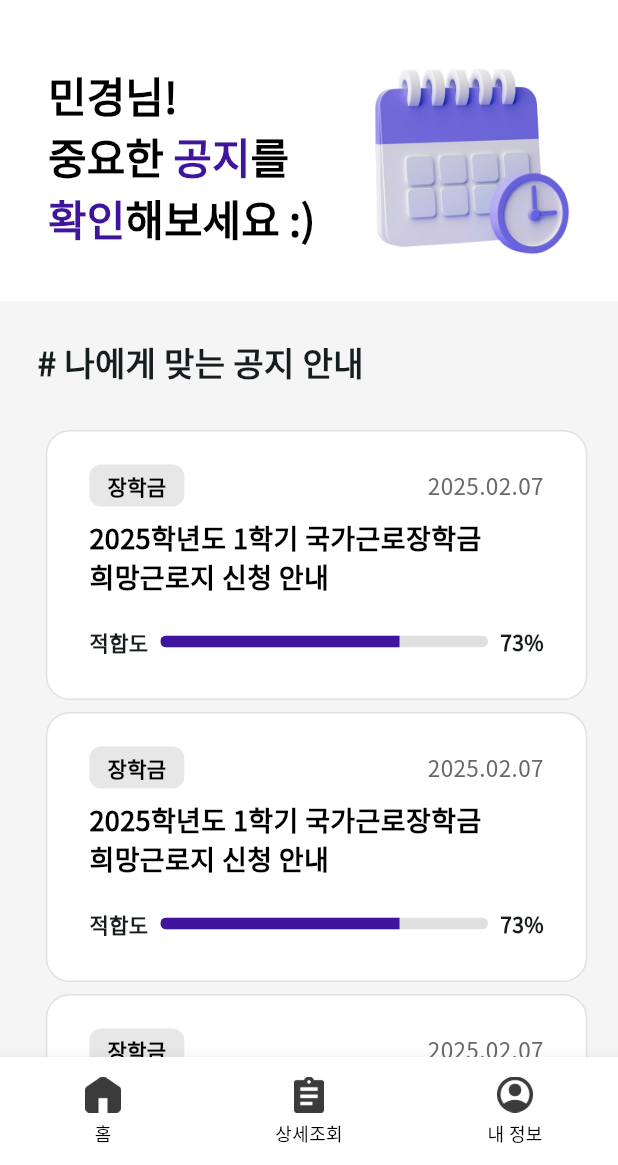
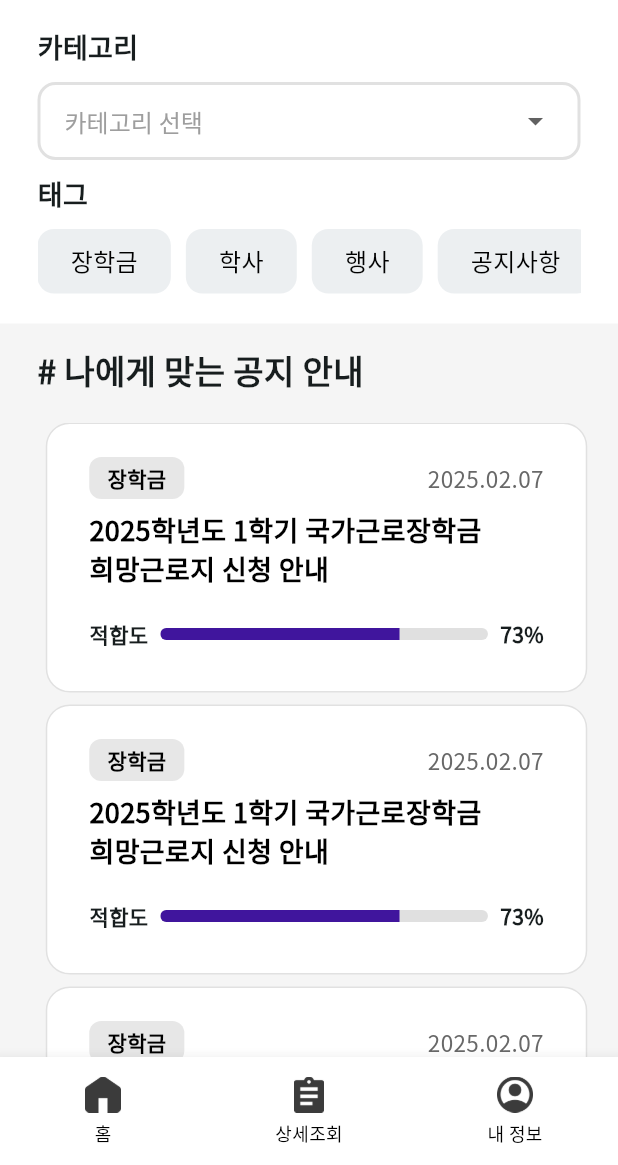
Before and after one commit to GDGxUMC-Hackathon-Team1/frontend, a Flutter app: the screen it shows after launch, item 2 of the bottom bar chosen, on a phone screen of 412 x 824 dp, the part 71-1236 px from its top. Run offline on Flutter 3.47's test engine with Material 3 defaults, Android fonts, the phone set to English and light mode, and no system bars; our stand-ins replace carousel_slider.

Commit message:
feat: 상세 조회 페이지 구현 (#9)
* add: 카테고리 추가

* add: 태그 추가

* add: 상세조회 페이지 정리

* add: start 페이지 하는 중

```diff
--- a/lib/core/app_colors.dart
+++ b/lib/core/app_colors.dart
@@ -18,6 +18,7 @@ class AppColors {
   static const Color textWhite = Color(0xFFFFFFFF);
 
   // 태그 색
+  static const Color tagBackgroundLightGray = Color(0xFFECEFF1);
   static const Color tagBackgroundGray = Color(0xFFE7E7E7);
   static const Color tagBackgroundPurple = Color(0xFF8050F2);
 
@@ -25,4 +26,7 @@ class AppColors {
   static const Color navIconFocused = Color(0xFF3B3B3B);
   static const Color navIconUnfocused = Color(0xFF717171);
 
+  // 테두리 색
+  static const Color borderGray = Color(0xFFE1E1E1);
+
 }
--- a/lib/main.dart
+++ b/lib/main.dart
@@ -68,6 +68,7 @@
       backgroundColor: Color(0xffF5F5F5),
       floatingActionButtonLocation: FloatingActionButtonLocation.endFloat,
       appBar: AppBar(
+        scrolledUnderElevation: 0,
         backgroundColor: Colors.white,
         title: Text('  '+ widget.title, style: TextStyle(fontWeight: FontWeight.bold, fontSize: 30),),
       ),
--- a/lib/screens/notice_details.dart
+++ b/lib/screens/notice_details.dart
@@ -1,10 +1,12 @@
 import 'package:carousel_slider/carousel_slider.dart';
 import 'package:flutter/material.dart';
+import 'package:frontend/widgets/dropdown.dart';
 import 'package:frontend/widgets/notice_card.dart';
 
 import '../widgets/category_card.dart';
 import '../widgets/homepage_top_banner.dart';
 import '../widgets/relevant_notice_card.dart';
+import '../widgets/tag_button.dart';
 
 class NoticeDetailsPage extends StatefulWidget {
   const NoticeDetailsPage({super.key});
@@ -14,6 +16,32 @@ class NoticeDetailsPage extends StatefulWidget {
 }
 
 class _NoticeDetailsPageState extends State<NoticeDetailsPage> {
+
+  // 선택된 값을 추적할 변수
+  String? _selectedCategory;
+
+  // 드롭다운 항목들
+  final List<String> _categories = [
+    '장학금',
+    '학사',
+    '알림',
+    '행사',
+    '공지사항',
+  ];
+
+  List<String> selectedTags = []; // 선택된 태그 리스트
+
+  // 태그가 선택되었을 때 호출되는 콜백 함수
+  void _onTagTapped(String tag) {
+    setState(() {
+      if (selectedTags.contains(tag)) {
+        selectedTags.remove(tag); // 이미 선택된 태그는 제거
+      } else {
+        selectedTags.add(tag); // 선택되지 않은 태그는 추가
+      }
+    });
+  }
+
   @override
   Widget build(BuildContext context) {
     return Padding(
@@ -21,18 +49,63 @@ class _NoticeDetailsPageState extends State<NoticeDetailsPage> {
       child: Column(
         crossAxisAlignment: CrossAxisAlignment.start,
         children: [
-          // 1. 선택
+
           Container(
-            child: Center(
-              child: HomepageTopBanner(
-                username: "민경",
+            color: Colors.white,
+            child: Padding(
+              padding: const EdgeInsets.symmetric(horizontal: 25.0, vertical: 10),
+              child: Column(
+                crossAxisAlignment: CrossAxisAlignment.start,
+                children: [
+                  // 1. 카테고리 선택
+                  Text("카테고리", style: TextStyle(fontWeight: FontWeight.bold, fontSize: 18),),
+                  SizedBox(height: 10,),
+                  DropdownComponent(
+                    items: _categories,
+                    selectedValue: _selectedCategory,
+                    onChanged: (String? newValue) {
+                      setState(() {
+                        _selectedCategory = newValue;
+                      });
+                    },
+                    hintText: '카테고리 선택', // 드롭다운 선택 안된 상태에서 보이는 텍스트
+                  ),
+                  SizedBox(height: 10,),
+
+                  // 2. 여러 태그 버튼들
+                  Text("태그", style: TextStyle(fontWeight: FontWeight.bold, fontSize: 18),),
+                  SizedBox(height: 10,),
+                  SingleChildScrollView(
+                    scrollDirection: Axis.horizontal, // 가로로 스크롤 가능
+                    child: Row(
+                      children: [
+                        TagButton(
+                          tag: '장학금',
+                          onTap: _onTagTapped,
+                        ),
+                        TagButton(
+                          tag: '학사',
+                          onTap: _onTagTapped,
+                        ),
+                        TagButton(
+                          tag: '행사',
+                          onTap: _onTagTapped,
+                        ),
+                        TagButton(
+                          tag: '공지사항',
+                          onTap: _onTagTapped,
+                        ),
+                      ],
+                    ),
+                  ),
+                ],
               ),
             ),
           ),
 
           // 3. 관심있는 카테고리
           Padding(
-            padding: const EdgeInsets.all(25.0),
+            padding: const EdgeInsets.symmetric(horizontal: 25.0, vertical: 15),
             child: Row(
               mainAxisAlignment: MainAxisAlignment.spaceBetween,
               children: [
--- /dev/null
+++ b/lib/screens/start.dart
@@ -0,0 +1,62 @@
+import 'package:carousel_slider/carousel_slider.dart';
+import 'package:flutter/material.dart';
+import 'package:frontend/widgets/dropdown.dart';
+import 'package:frontend/widgets/notice_card.dart';
+
+import '../widgets/category_card.dart';
+import '../widgets/homepage_top_banner.dart';
+import '../widgets/relevant_notice_card.dart';
+import '../widgets/tag_button.dart';
+
+class StartPage extends StatefulWidget {
+  const StartPage({super.key});
+
+  @override
+  State<StartPage> createState() => _StartPageState();
+}
+
+class _StartPageState extends State<StartPage> {
+
+  @override
+  Widget build(BuildContext context) {
+    return Padding(
+      padding: const EdgeInsets.symmetric(horizontal: 0.0),
+      child: Column(
+        crossAxisAlignment: CrossAxisAlignment.start,
+        children: [
+          Container(
+            color: Colors.white,
+            child: Padding(
+              padding: const EdgeInsets.symmetric(horizontal: 25.0, vertical: 10),
+              child: Column(
+                crossAxisAlignment: CrossAxisAlignment.start,
+                children: [
+                  // 1. 카테고리 선택
+
+                ],
+              ),
+            ),
+          ),
+
+          // 3. 관심있는 카테고리
+          Padding(
+            padding: const EdgeInsets.symmetric(horizontal: 25.0, vertical: 15),
+            child: Row(
+              mainAxisAlignment: MainAxisAlignment.spaceBetween,
+              children: [
+                Column(
+                  crossAxisAlignment: CrossAxisAlignment.start,
+                  children: [
+                    Text('# 나에게 맞는 공지 안내', style: TextStyle(fontSize: 22, fontWeight: FontWeight.w700),),
+                    SizedBox(height: 5,),
+                  ],
+                ),
+              ],
+            ),
+          ),
+
+        ],
+      ),
+    );
+  }
+}
--- /dev/null
+++ b/lib/widgets/dropdown.dart
@@ -0,0 +1,59 @@
+import 'package:flutter/material.dart';
+import 'package:frontend/core/app_colors.dart';
+
+class DropdownComponent extends StatelessWidget {
+  final List<String> items; // 드롭다운 항목 리스트
+  final String? selectedValue; // 선택된 값
+  final Function(String?) onChanged; // 값이 변경될 때 호출될 콜백 함수
+  final String hintText; // 힌트 텍스트
+
+  const DropdownComponent({
+    Key? key,
+    required this.items,
+    required this.selectedValue,
+    required this.onChanged,
+    required this.hintText,
+  }) : super(key: key);
+
+  @override
+  Widget build(BuildContext context) {
+    return Container(
+      padding: const EdgeInsets.symmetric(horizontal: 16.0), // 내부 여백
+      decoration: BoxDecoration(
+        borderRadius: BorderRadius.circular(12), // 둥근 모서리
+        border: Border.all(
+          color: AppColors.borderGray, // 테두리 색상
+          width: 2, // 테두리 두께
+        ),
+        color: Colors.white, // 배경색
+      ),
+      child: DropdownButton<String>(
+        value: selectedValue,
+        hint: Text(
+          hintText,
+          style: TextStyle(
+            color: Colors.grey, // 힌트 텍스트 색상
+            fontSize: 16, // 힌트 텍스트 크기
+          ),
+        ),
+        isExpanded: true, // 드롭다운이 화면 너비를 가득 채우도록 설정
+        onChanged: onChanged, // 값이 바뀔 때 호출될 콜백
+        dropdownColor: Colors.white,
+        items: items.map<DropdownMenuItem<String>>((String value) {
+          return DropdownMenuItem<String>(
+            value: value,
+            child: Padding(
+              padding: const EdgeInsets.symmetric(vertical: 8.0), // 각 아이템의 간격
+              child: Text(
+                value,
+                style: TextStyle(fontSize: 16), // 아이템 텍스트 크기
+              ),
+            ),
+          );
+        }).toList(),
+        style: TextStyle(color: Colors.black), // 선택된 텍스트 색상
+        underline: SizedBox(), // 밑줄 제거
+      ),
+    );
+  }
+}
--- /dev/null
+++ b/lib/widgets/tag_button.dart
@@ -0,0 +1,51 @@
+import 'package:flutter/material.dart';
+import 'package:frontend/core/app_colors.dart';
+
+class TagButton extends StatefulWidget {
+  final String tag; // 태그의 텍스트
+  final Function(String) onTap; // 태그가 눌렸을 때 호출될 콜백
+
+  const TagButton({
+    Key? key,
+    required this.tag,
+    required this.onTap,
+  }) : super(key: key);
+
+  @override
+  _TagButtonState createState() => _TagButtonState();
+}
+
+class _TagButtonState extends State<TagButton> {
+  bool _isSelected = false; // 태그의 선택 상태
+
+  @override
+  Widget build(BuildContext context) {
+    return GestureDetector(
+      onTap: () {
+        setState(() {
+          _isSelected = !_isSelected; // 태그가 눌릴 때 상태를 반전시킴
+        });
+        widget.onTap(widget.tag); // 태그 눌렀을 때 호출되는 콜백
+      },
+      child: Container(
+        padding: EdgeInsets.symmetric(horizontal: 20, vertical: 8),
+        margin: EdgeInsets.only(right: 10, bottom: 10),
+        decoration: BoxDecoration(
+          color: _isSelected ? AppColors.tagBackgroundPurple :AppColors.tagBackgroundLightGray, // 선택 여부에 따라 색상 변경
+          borderRadius: BorderRadius.circular(11),
+          border: Border.all(
+            color: Colors.transparent, // 선택된 상태에서 테두리 색상
+            width: 2,
+          ),
+        ),
+        child: Text(
+          widget.tag,
+          style: TextStyle(
+            color: _isSelected ? Colors.white : Colors.black, // 선택된 상태에서 텍스트 색상
+            fontSize: 16,
+          ),
+        ),
+      ),
+    );
+  }
+}
```
